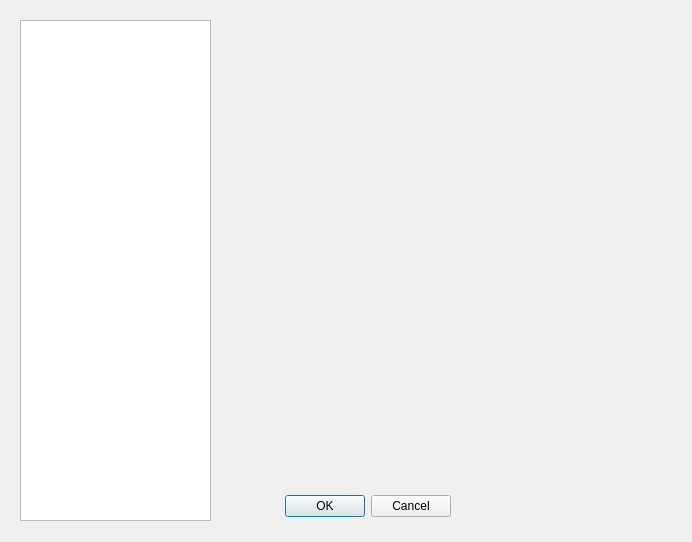
First picture: the form in GUI.ui, repository Yee172/AlphabetQs, before the edit.
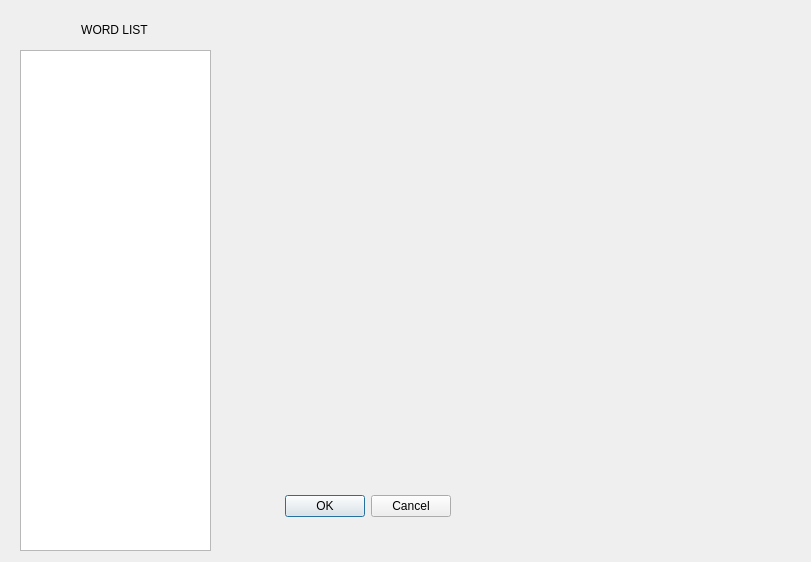
Second picture: the form after the edit.

What changed in the file:
```diff
--- a/GUI.ui
+++ b/GUI.ui
@@ -6,8 +6,8 @@
    <rect>
     <x>0</x>
     <y>0</y>
-    <width>692</width>
-    <height>542</height>
+    <width>811</width>
+    <height>562</height>
    </rect>
   </property>
   <property name="windowTitle">
@@ -36,7 +36,7 @@
    <property name="geometry">
     <rect>
      <x>20</x>
-     <y>20</y>
+     <y>50</y>
      <width>191</width>
      <height>501</height>
     </rect>
@@ -45,6 +45,22 @@
     <locale language="English" country="UnitedStates"/>
    </property>
   </widget>
+  <widget class="QLabel" name="label">
+   <property name="geometry">
+    <rect>
+     <x>19</x>
+     <y>20</y>
+     <width>191</width>
+     <height>20</height>
+    </rect>
+   </property>
+   <property name="text">
+    <string>WORD LIST</string>
+   </property>
+   <property name="alignment">
+    <set>Qt::AlignCenter</set>
+   </property>
+  </widget>
  </widget>
  <resources/>
  <connections>
```
